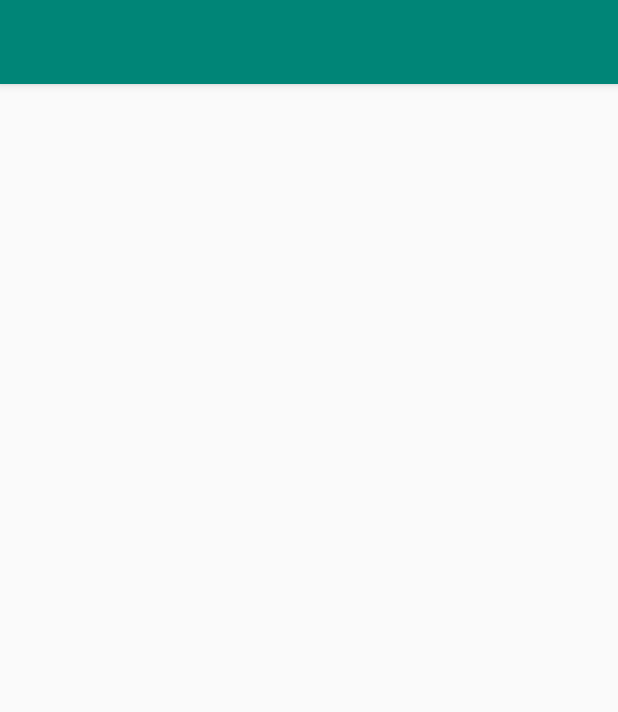
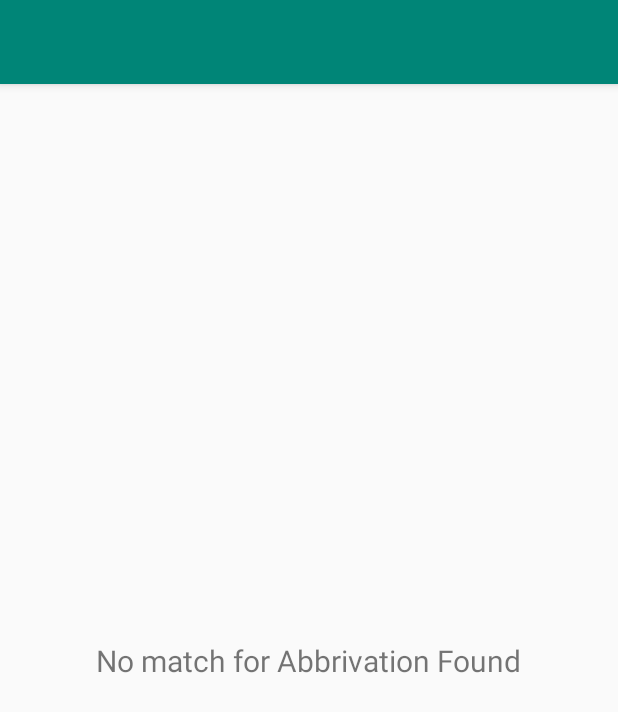
Before and after one commit to neerajakshid/AbbrevationExploratoryApp, an Android app: the layout activity_main.xml on its own in the app's theme, with its tools: preview values and no code run, on a phone screen of 412 x 824 dp. Shown: the top 712 px of the screen. Run offline under Robolectric (Android 15) with nearby library versions, the phone set to English and light mode, and no system bars.

```diff
--- a/app/src/main/res/layout/activity_main.xml
+++ b/app/src/main/res/layout/activity_main.xml
@@ -1,7 +1,17 @@
 <?xml version="1.0" encoding="utf-8"?>
-<android.support.design.widget.CoordinatorLayout xmlns:android="http://schemas.android.com/apk/res/android"
+<layout xmlns:android="http://schemas.android.com/apk/res/android"
     xmlns:app="http://schemas.android.com/apk/res-auto"
     xmlns:tools="http://schemas.android.com/tools"
+    xmlns:bind="http://schemas.android.com/apk/res/android">
+
+    <data>
+        <import type="android.view.View" />
+
+        <variable
+            name="viewModel"
+            type="com.safeway.exploreabbrivations.viewmodels.AbbrevationViewModel" />
+    </data>
+<android.support.design.widget.CoordinatorLayout
     android:layout_width="match_parent"
     android:layout_height="match_parent"
     tools:context=".activities.MainActivity">
@@ -20,6 +30,7 @@
 
     </android.support.design.widget.AppBarLayout>
 
-    <include layout="@layout/content_main"/>
+    <include android:id="@+id/content" layout="@layout/content_main" bind:viewModel = "@{viewModel}" />
 
 </android.support.design.widget.CoordinatorLayout>
+</layout>
--- a/app/src/main/res/layout/content_main.xml
+++ b/app/src/main/res/layout/content_main.xml
@@ -1,7 +1,15 @@
 <?xml version="1.0" encoding="utf-8"?>
-<android.support.constraint.ConstraintLayout xmlns:android="http://schemas.android.com/apk/res/android"
+<layout xmlns:android="http://schemas.android.com/apk/res/android"
     xmlns:app="http://schemas.android.com/apk/res-auto"
-    xmlns:tools="http://schemas.android.com/tools"
+    xmlns:tools="http://schemas.android.com/tools">
+
+    <data>
+        <import type="android.view.View" />
+        <variable
+            name="viewModel"
+            type="com.safeway.exploreabbrivations.viewmodels.AbbrevationViewModel" />
+    </data>
+<android.support.constraint.ConstraintLayout
     android:layout_width="match_parent"
     android:layout_height="match_parent"
     app:layout_behavior="@string/appbar_scrolling_view_behavior"
@@ -9,12 +17,12 @@
     tools:showIn="@layout/activity_main">
 
     <TextView
-        android:id="@+id/textView"
+        android:id="@+id/tvEmptyList"
         android:layout_width="wrap_content"
         android:layout_height="wrap_content"
         android:text="@string/no_results"
         android:textSize="20sp"
-        android:visibility="gone"
+        android:visibility="@{(viewModel.emptyListVisibility ? View.VISIBLE : View.GONE)}"
         app:layout_constraintBottom_toBottomOf="parent"
         app:layout_constraintLeft_toLeftOf="parent"
         app:layout_constraintRight_toRightOf="parent"
@@ -32,3 +40,4 @@
         app:layout_constraintTop_toTopOf="parent" />
 
 </android.support.constraint.ConstraintLayout>
+</layout>
```
Also changed, not shown: app/build.gradle (+11 -0 lines), app/src/main/java/com/safeway/exploreabbrivations/activities/MainActivity.java (+24 -51 lines), app/src/main/java/com/safeway/exploreabbrivations/adapters/AbbrevationAdapter.java (+22 -13 lines), app/src/main/java/com/safeway/exploreabbrivations/models/Results.java (+13 -0 lines), app/src/main/java/com/safeway/exploreabbrivations/viewmodels/AbbrevationViewModel.java (+62 -1 lines), app/src/main/res/layout/list_item.xml (+8 -1 lines).
